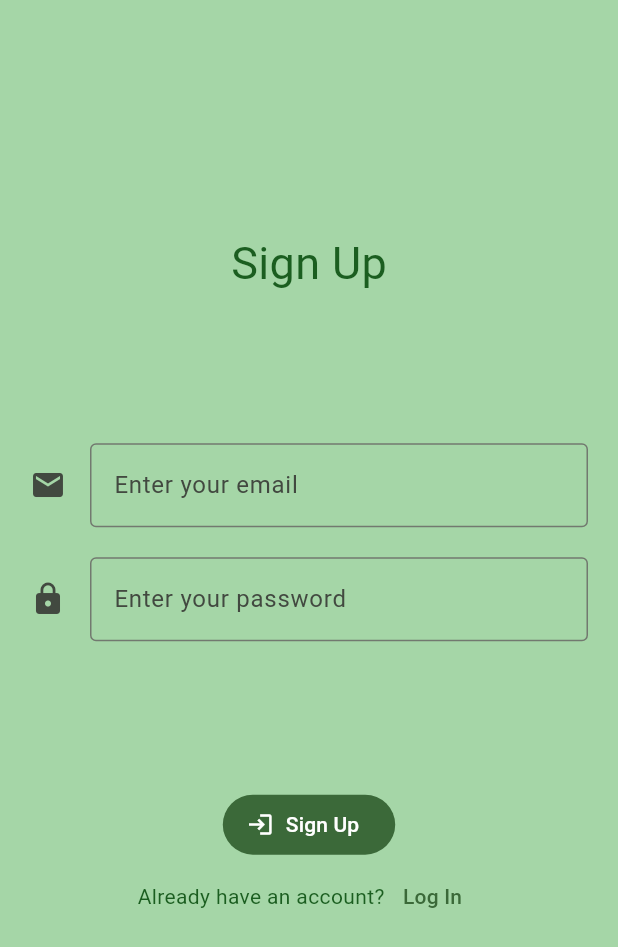
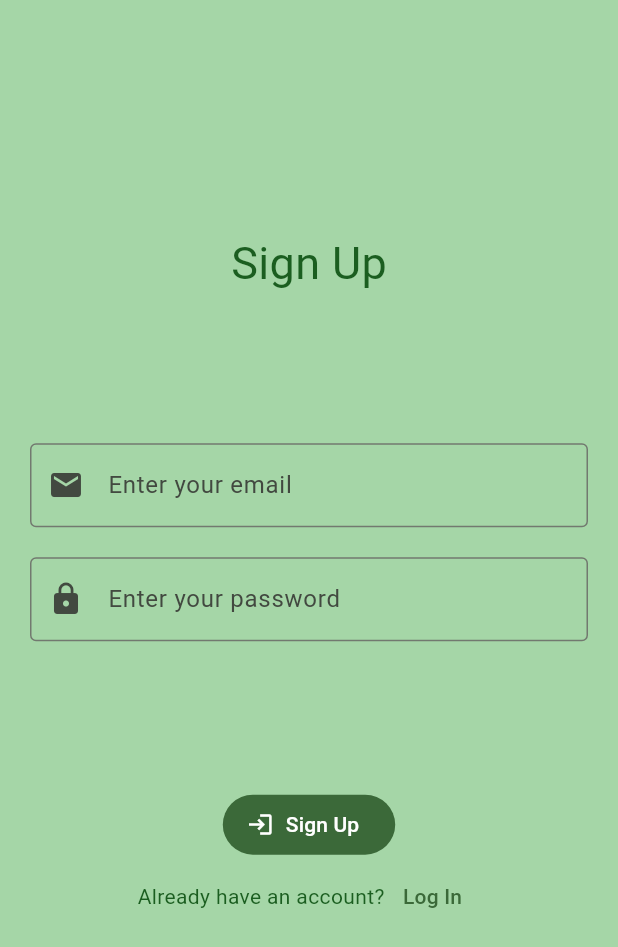
Before and after one commit to SnakyDH/personal_finance, a Flutter app: the screen it shows after launch, after a tap on "Sign Up", on a phone screen of 412 x 824 dp. Shown: the top 947 px of the screen. Run offline on Flutter 3.47's test engine with Material 3 defaults, Android fonts, the phone set to English and light mode, and no system bars; our stand-ins replace go_router.

Commit message:
feat: change icon to prefixIcon on forms

```diff
--- a/lib/ui/screens/login_screen.dart
+++ b/lib/ui/screens/login_screen.dart
@@ -23,7 +23,7 @@ class LoginScreen extends StatelessWidget {
               TextField(
                 keyboardType: TextInputType.emailAddress,
                 decoration: InputDecoration(
-                  icon: Icon(Icons.email),
+                  prefixIcon: Icon(Icons.email),
                   border: OutlineInputBorder(),
                   labelText: 'Enter your email',
                 ),
@@ -35,7 +35,7 @@ class LoginScreen extends StatelessWidget {
                   obscureText: true,
                   autocorrect: false,
                   decoration: InputDecoration(
-                    icon: Icon(Icons.lock),
+                    prefixIcon: Icon(Icons.lock),
                     border: OutlineInputBorder(),
                     labelText: 'Enter your password',
                   )),
--- a/lib/ui/screens/signup_screen.dart
+++ b/lib/ui/screens/signup_screen.dart
@@ -19,24 +19,24 @@ class SignUpScreen extends StatelessWidget {
           ),
           Container(
             margin: const EdgeInsets.symmetric(horizontal: 20),
-            child: Column(
+            child: const Column(
               children: [
-                const TextField(
+                TextField(
                   keyboardType: TextInputType.emailAddress,
                   decoration: InputDecoration(
-                    icon: Icon(Icons.email),
+                    prefixIcon: Icon(Icons.email),
                     border: OutlineInputBorder(),
                     labelText: 'Enter your email',
                   ),
                 ),
-                const SizedBox(
+                SizedBox(
                   height: 20,
                 ),
-                const TextField(
+                TextField(
                     obscureText: true,
                     autocorrect: false,
                     decoration: InputDecoration(
-                      icon: Icon(Icons.lock),
+                      prefixIcon: Icon(Icons.lock),
                       border: OutlineInputBorder(),
                       labelText: 'Enter your password',
                     )),
```
